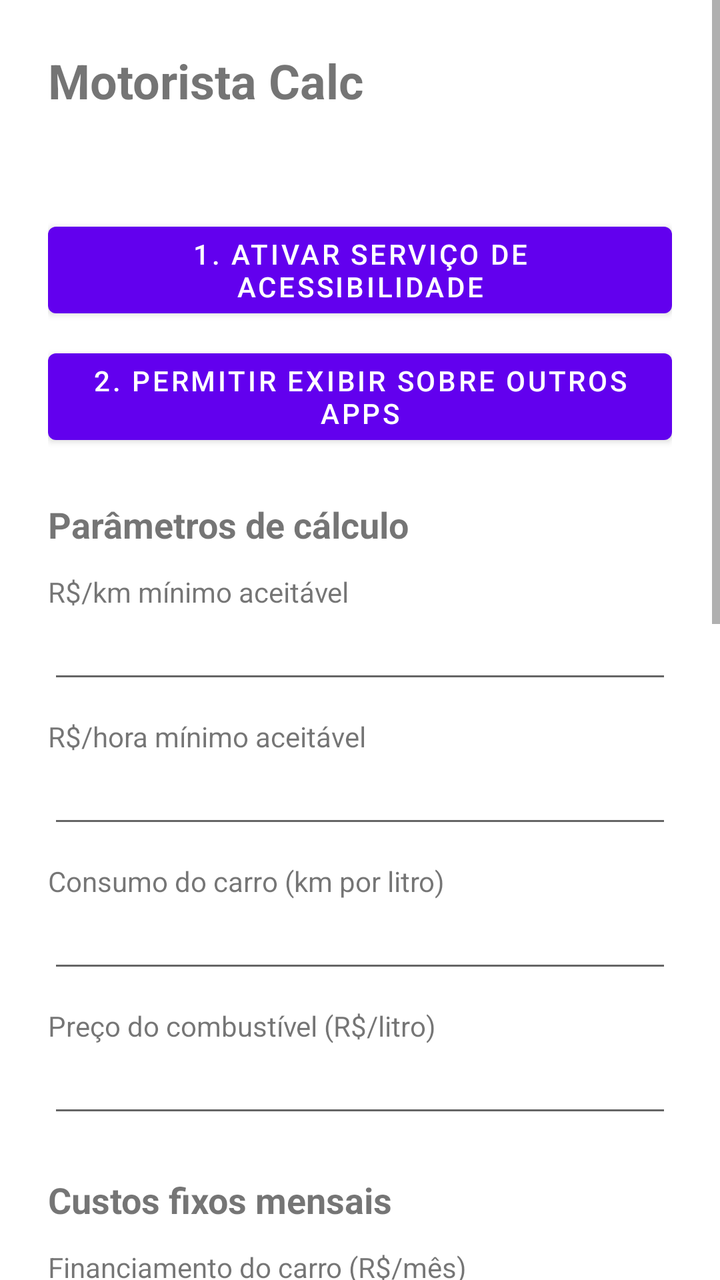
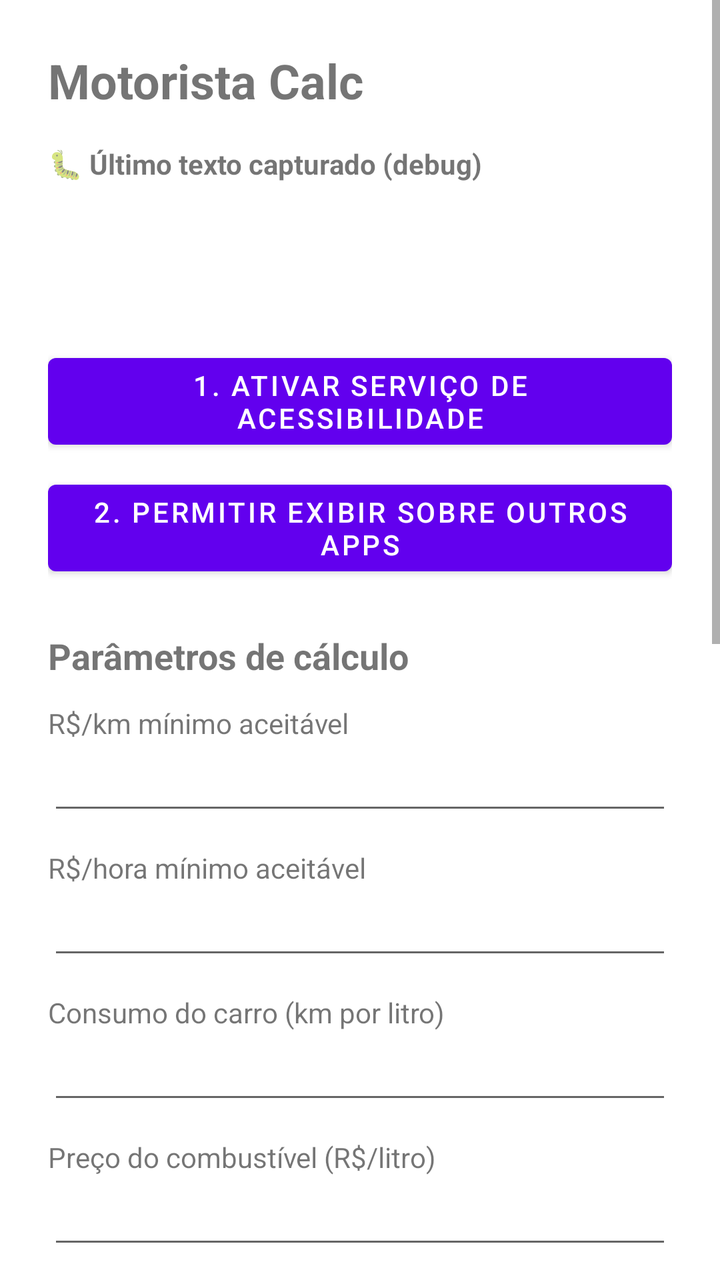

The first picture is an Android layout as it rendered before a commit; the second is the same layout after the commit. The layout source and the unified diff follow.
<!-- AndroidManifest.xml: application theme Theme.MaterialComponents.DayNight.NoActionBar -->
<!-- res/layout/activity_main.xml -->
<?xml version="1.0" encoding="utf-8"?>
<ScrollView xmlns:android="http://schemas.android.com/apk/res/android"
    android:layout_width="match_parent"
    android:layout_height="match_parent">

    <LinearLayout
        android:layout_width="match_parent"
        android:layout_height="wrap_content"
        android:orientation="vertical"
        android:padding="24dp">

        <TextView
            android:layout_width="wrap_content"
            android:layout_height="wrap_content"
            android:text="Motorista Calc"
            android:textSize="24sp"
            android:textStyle="bold"
            android:layout_marginBottom="16dp" />

        <TextView
            android:id="@+id/txtStatus"
            android:layout_width="match_parent"
            android:layout_height="wrap_content"
            android:layout_marginBottom="16dp" />

        <Button
            android:id="@+id/btnAtivarAcessibilidade"
            android:layout_width="match_parent"
            android:layout_height="wrap_content"
            android:text="1. Ativar serviço de acessibilidade" />

        <Button
            android:id="@+id/btnPermitirOverlay"
            android:layout_width="match_parent"
            android:layout_height="wrap_content"
            android:layout_marginTop="8dp"
            android:text="2. Permitir exibir sobre outros apps" />

        <TextView
            android:layout_width="wrap_content"
            android:layout_height="wrap_content"
            android:layout_marginTop="24dp"
            android:text="Parâmetros de cálculo"
            android:textSize="18sp"
            android:textStyle="bold" />

        <TextView
            android:layout_width="wrap_content"
            android:layout_height="wrap_content"
            android:layout_marginTop="12dp"
            android:text="R$/km mínimo aceitável" />
        <EditText
            android:id="@+id/edtMinKm"
            android:layout_width="match_parent"
            android:layout_height="wrap_content"
            android:inputType="numberDecimal" />

        <TextView
            android:layout_width="wrap_content"
            android:layout_height="wrap_content"
            android:layout_marginTop="12dp"
            android:text="R$/hora mínimo aceitável" />
        <EditText
            android:id="@+id/edtMinHora"
            android:layout_width="match_parent"
            android:layout_height="wrap_content"
            android:inputType="numberDecimal" />

        <TextView
            android:layout_width="wrap_content"
            android:layout_height="wrap_content"
            android:layout_marginTop="12dp"
            android:text="Consumo do carro (km por litro)" />
        <EditText
            android:id="@+id/edtConsumo"
            android:layout_width="match_parent"
            android:layout_height="wrap_content"
            android:inputType="numberDecimal" />

        <TextView
            android:layout_width="wrap_content"
            android:layout_height="wrap_content"
            android:layout_marginTop="12dp"
            android:text="Preço do combustível (R$/litro)" />
        <EditText
            android:id="@+id/edtPrecoCombustivel"
            android:layout_width="match_parent"
            android:layout_height="wrap_content"
            android:inputType="numberDecimal" />

        <TextView
            android:layout_width="wrap_content"
            android:layout_height="wrap_content"
            android:layout_marginTop="24dp"
            android:text="Custos fixos mensais"
            android:textSize="18sp"
            android:textStyle="bold" />

        <TextView
            android:layout_width="wrap_content"
            android:layout_height="wrap_content"
            android:layout_marginTop="12dp"
            android:text="Financiamento do carro (R$/mês)" />
        <EditText
            android:id="@+id/edtFinanciamento"
            android:layout_width="match_parent"
            android:layout_height="wrap_content"
            android:inputType="numberDecimal" />

        <TextView
            android:layout_width="wrap_content"
            android:layout_height="wrap_content"
            android:layout_marginTop="12dp"
            android:text="Seguro do carro (R$/mês)" />
        <EditText
            android:id="@+id/edtSeguro"
            android:layout_width="match_parent"
            android:layout_height="wrap_content"
            android:inputType="numberDecimal" />

        <TextView
            android:layout_width="wrap_content"
            android:layout_height="wrap_content"
            android:layout_marginTop="12dp"
            android:text="IPVA (R$/ano)" />
        <EditText
            android:id="@+id/edtIpva"
            android:layout_width="match_parent"
            android:layout_height="wrap_content"
            android:inputType="numberDecimal" />

        <TextView
            android:layout_width="wrap_content"
            android:layout_height="wrap_content"
            android:layout_marginTop="12dp"
            android:text="Licenciamento (R$/ano)" />
        <EditText
            android:id="@+id/edtLicenciamento"
            android:layout_width="match_parent"
            android:layout_height="wrap_content"
            android:inputType="numberDecimal" />

        <TextView
            android:layout_width="wrap_content"
            android:layout_height="wrap_content"
            android:layout_marginTop="12dp"
            android:text="Manutenção programada (R$/mês)" />
        <EditText
            android:id="@+id/edtManutencao"
            android:layout_width="match_parent"
            android:layout_height="wrap_content"
            android:inputType="numberDecimal" />

        <TextView
            android:layout_width="wrap_content"
            android:layout_height="wrap_content"
            android:layout_marginTop="12dp"
            android:text="Suas contas pessoais (R$/mês)" />
        <EditText
            android:id="@+id/edtContasPessoais"
            android:layout_width="match_parent"
            android:layout_height="wrap_content"
            android:inputType="numberDecimal" />

        <TextView
            android:layout_width="wrap_content"
            android:layout_height="wrap_content"
            android:layout_marginTop="12dp"
            android:text="Quantos km você roda por mês (em média)" />
        <EditText
            android:id="@+id/edtKmMes"
            android:layout_width="match_parent"
            android:layout_height="wrap_content"
            android:inputType="numberDecimal" />

        <Button
            android:id="@+id/btnSalvar"
            android:layout_width="match_parent"
            android:layout_height="wrap_content"
            android:layout_marginTop="16dp"
            android:text="Salvar configurações" />

        <Button
            android:id="@+id/btnVerDebug"
            android:layout_width="match_parent"
            android:layout_height="wrap_content"
            android:layout_marginTop="24dp"
            android:text="🐛 Ver último texto capturado (debug)" />

        <TextView
            android:id="@+id/txtDebug"
            android:layout_width="match_parent"
            android:layout_height="wrap_content"
            android:layout_marginTop="12dp"
            android:textIsSelectable="true"
            android:fontFamily="monospace"
            android:textSize="11sp" />

    </LinearLayout>
</ScrollView>
<!-- resources referenced by this layout -->
<resources>

</resources>

<!-- the commit's change to res/layout/activity_main.xml (unified diff, before → after) -->
@@ -18,6 +18,22 @@
             android:layout_marginBottom="16dp" />
 
         <TextView
+            android:layout_width="wrap_content"
+            android:layout_height="wrap_content"
+            android:text="🐛 Último texto capturado (debug)"
+            android:textStyle="bold" />
+
+        <TextView
+            android:id="@+id/txtDebug"
+            android:layout_width="match_parent"
+            android:layout_height="wrap_content"
+            android:layout_marginTop="8dp"
+            android:layout_marginBottom="24dp"
+            android:textIsSelectable="true"
+            android:fontFamily="monospace"
+            android:textSize="11sp" />
+
+        <TextView
             android:id="@+id/txtStatus"
             android:layout_width="match_parent"
             android:layout_height="wrap_content"
@@ -180,21 +196,5 @@
             android:layout_marginTop="16dp"
             android:text="Salvar configurações" />
 
-        <Button
-            android:id="@+id/btnVerDebug"
-            android:layout_width="match_parent"
-            android:layout_height="wrap_content"
-            android:layout_marginTop="24dp"
-            android:text="🐛 Ver último texto capturado (debug)" />
-
-        <TextView
-            android:id="@+id/txtDebug"
-            android:layout_width="match_parent"
-            android:layout_height="wrap_content"
-            android:layout_marginTop="12dp"
-            android:textIsSelectable="true"
-            android:fontFamily="monospace"
-            android:textSize="11sp" />
-
     </LinearLayout>
 </ScrollView>
